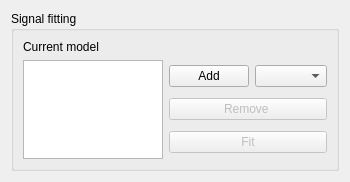
Old version of the form iintgui/ui/fitpanel2.ui in the repository syncope/iint-gui.
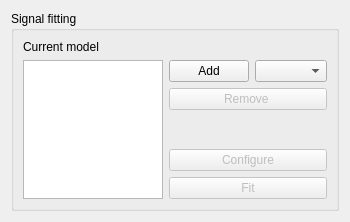
New version of the form.

Commit message: + better internal name for the fit models; update to the ui file for the fit panel

Patch:
```diff
--- a/iintgui/ui/fitpanel2.ui
+++ b/iintgui/ui/fitpanel2.ui
@@ -7,7 +7,7 @@
     <x>0</x>
     <y>0</y>
     <width>350</width>
-    <height>182</height>
+    <height>222</height>
    </rect>
   </property>
   <property name="windowTitle">
@@ -57,6 +57,29 @@
               </property>
              </widget>
             </item>
+            <item>
+             <spacer name="verticalSpacer">
+              <property name="orientation">
+               <enum>Qt::Vertical</enum>
+              </property>
+              <property name="sizeHint" stdset="0">
+               <size>
+                <width>20</width>
+                <height>40</height>
+               </size>
+              </property>
+             </spacer>
+            </item>
+            <item>
+             <widget class="QPushButton" name="configButton">
+              <property name="enabled">
+               <bool>false</bool>
+              </property>
+              <property name="text">
+               <string>Configure</string>
+              </property>
+             </widget>
+            </item>
             <item>
              <widget class="QPushButton" name="fitButton">
               <property name="enabled">
```
The commit also changes 1 other file.
